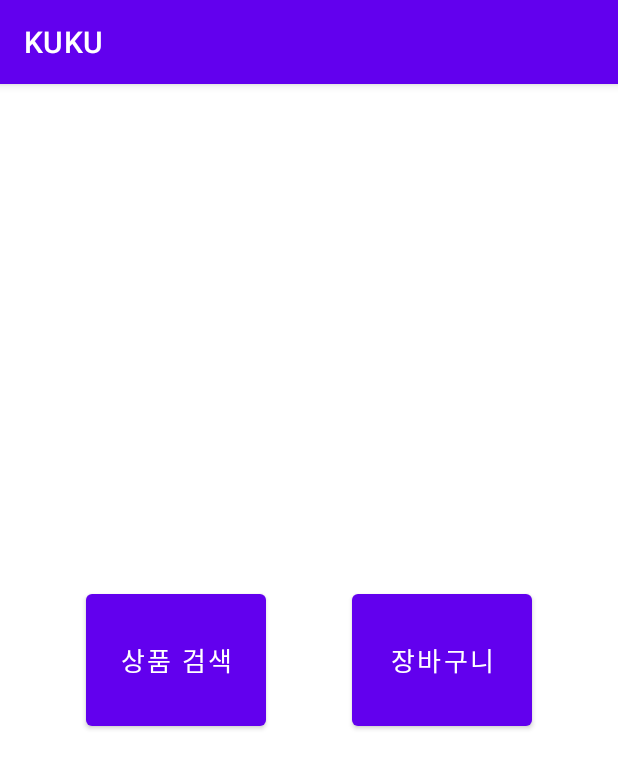
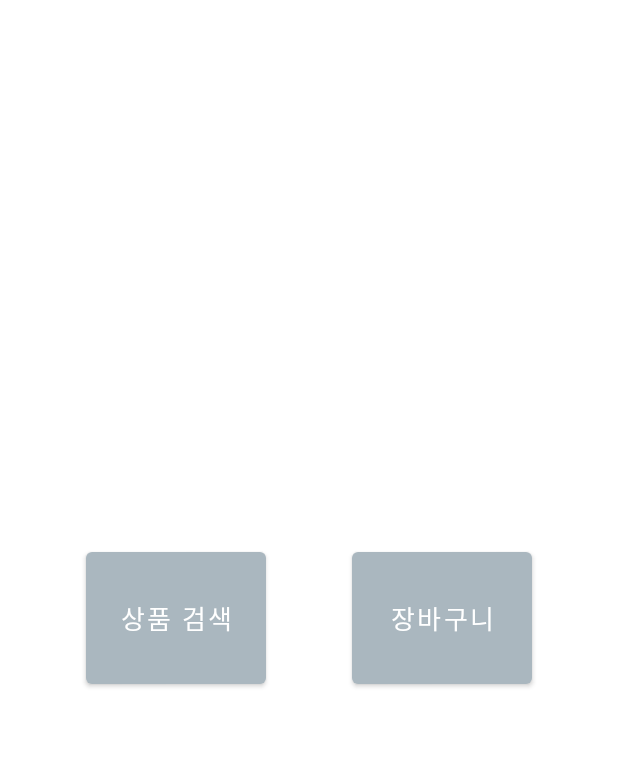
Before and after one commit to KUMobileProgrammingTeam6/KUKU, an Android app: the screen it shows after launch (KuIntroActivity), on a phone screen of 412 x 824 dp. Shown: the top 769 px of the screen. Run offline under Robolectric (Android 15) with nearby library versions, the phone set to English and light mode, and no system bars.

Commit message:
update somthing about theme

```diff
--- a/app/src/main/res/values/themes.xml
+++ b/app/src/main/res/values/themes.xml
@@ -2,8 +2,8 @@
     <!-- Base application theme. -->
     <style name="Theme.KUKU" parent="Theme.MaterialComponents.DayNight.DarkActionBar">
         <!-- Primary brand color. -->
-        <item name="colorPrimary">@color/purple_500</item>
-        <item name="colorPrimaryVariant">@color/purple_700</item>
+        <item name="colorPrimary">#AAB7BF</item>
+        <item name="colorPrimaryVariant">#AAB7BF</item>
         <item name="colorOnPrimary">@color/white</item>
         <!-- Secondary brand color. -->
         <item name="colorSecondary">@color/teal_200</item>
@@ -12,5 +12,8 @@
         <!-- Status bar color. -->
         <item name="android:statusBarColor" tools:targetApi="l">?attr/colorPrimaryVariant</item>
         <!-- Customize your theme here. -->
+
+        <item name="windowNoTitle">true</item>
+
     </style>
 </resources>
```
Also changed, not shown: app/src/main/ic_launcher-playstore.png (added).
